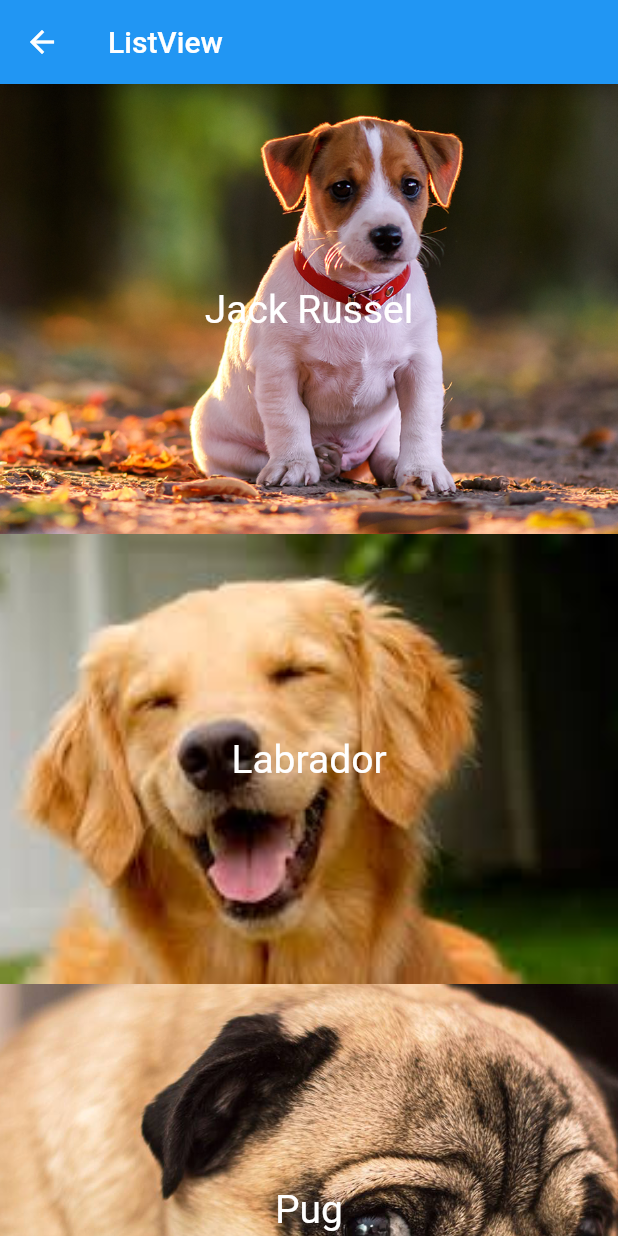
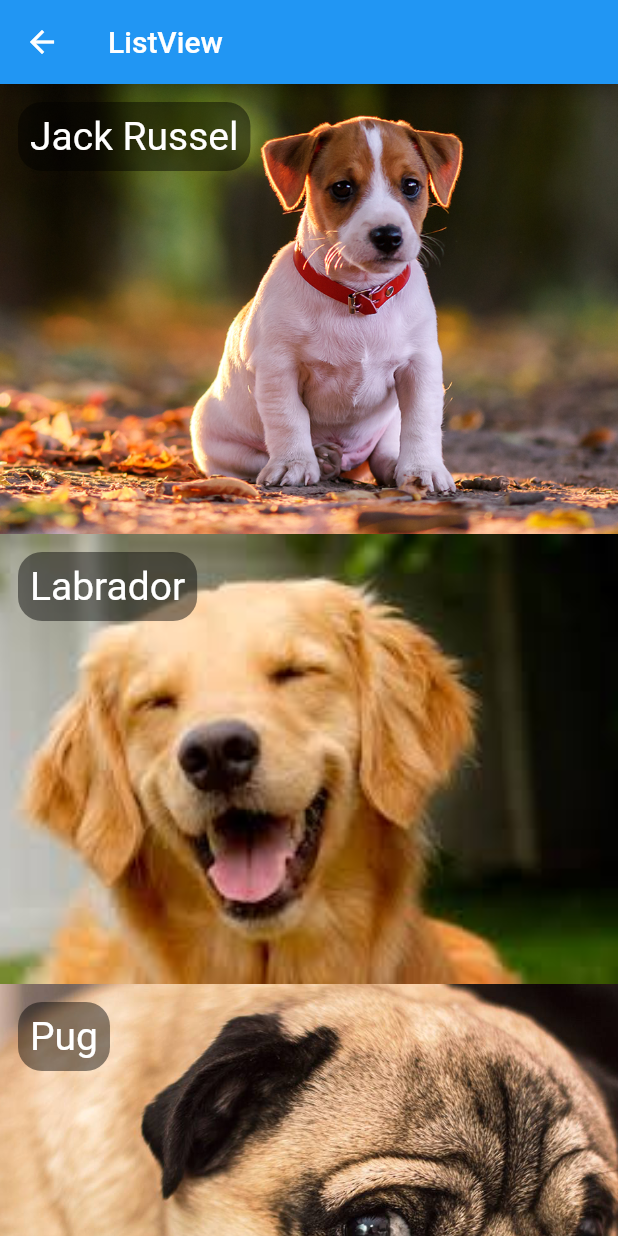
Before and after one commit to rodrigosa/FlutterHelloWorld, a Flutter app: the HelloListView screen opened directly, on a phone screen of 412 x 824 dp. Run offline on Flutter 3.47's test engine with Material 2 defaults, Android fonts, the phone set to English and light mode, and no system bars.

Commit message:
Box Decoration

```diff
--- a/lib/pages/hello_listview.dart
+++ b/lib/pages/hello_listview.dart
@@ -1,3 +1,4 @@
+import 'package:flutter/cupertino.dart';
 import 'package:flutter/material.dart';
 
 class Dog {
@@ -39,10 +40,19 @@ class HelloListView extends StatelessWidget {
           children: [
             _img(dog.foto), /// Nesta ordem a foto fica por baixo do nome
             Container( /// Ao inv[es de Container pode-se usar também o widget Align, porém o Container possui mais recursos
-              alignment: Alignment.center,
-              child: Text(
-                dog.nome,
-                style: TextStyle(fontSize: 26, color: Colors.white),
+              alignment: Alignment.topLeft,
+              child: Container(
+                margin: EdgeInsets.all(12),
+                padding: EdgeInsets.all(8),
+                decoration: BoxDecoration(
+                  /// O Black45 possui 45% de opacidade
+                  color: Colors.black45,
+                  borderRadius: BorderRadius.circular(16)
+                ),
+                child: Text(
+                  dog.nome,
+                  style: TextStyle(fontSize: 26, color: Colors.white),
+                ),
               ),
             ),
           ],
```
